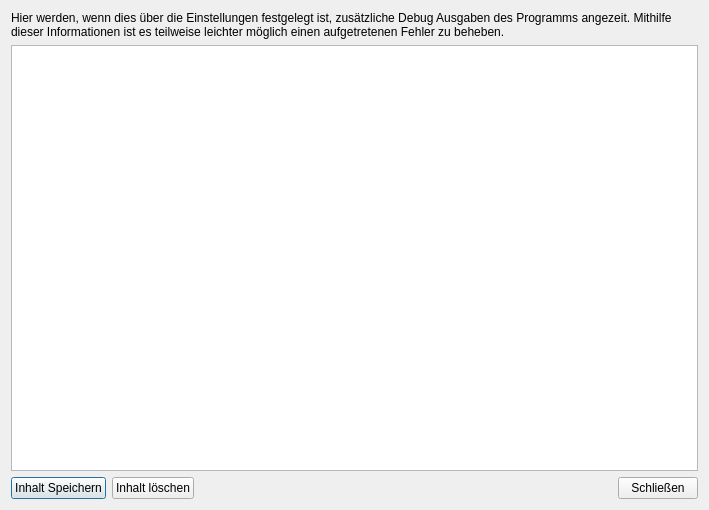
Above: src/widgets/debugdialogwidget.ui from schmufu/abtransfers before the change. Below: the same form after it.
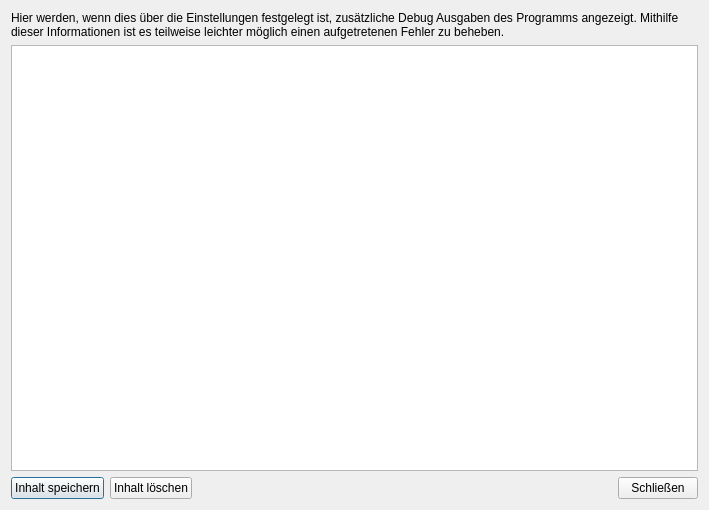
That is the form after the change.

Patch:
```diff
--- a/src/widgets/debugdialogwidget.ui
+++ b/src/widgets/debugdialogwidget.ui
@@ -20,7 +20,7 @@
    <item>
     <widget class="QLabel" name="label">
      <property name="text">
-      <string>Hier werden, wenn dies über die Einstellungen festgelegt ist, zusätzliche Debug Ausgaben des Programms angezeit. Mithilfe dieser Informationen ist es teilweise leichter möglich einen aufgetretenen Fehler zu beheben.</string>
+      <string>Hier werden, wenn dies über die Einstellungen festgelegt ist, zusätzliche Debug Ausgaben des Programms angezeigt. Mithilfe dieser Informationen ist es teilweise leichter möglich einen aufgetretenen Fehler zu beheben.</string>
      </property>
      <property name="alignment">
       <set>Qt::AlignLeading|Qt::AlignLeft|Qt::AlignTop</set>
@@ -48,7 +48,7 @@
      <item>
       <widget class="QPushButton" name="pushButton_save">
        <property name="text">
-        <string>Inhalt Speichern</string>
+        <string>Inhalt speichern</string>
        </property>
       </widget>
      </item>
```
